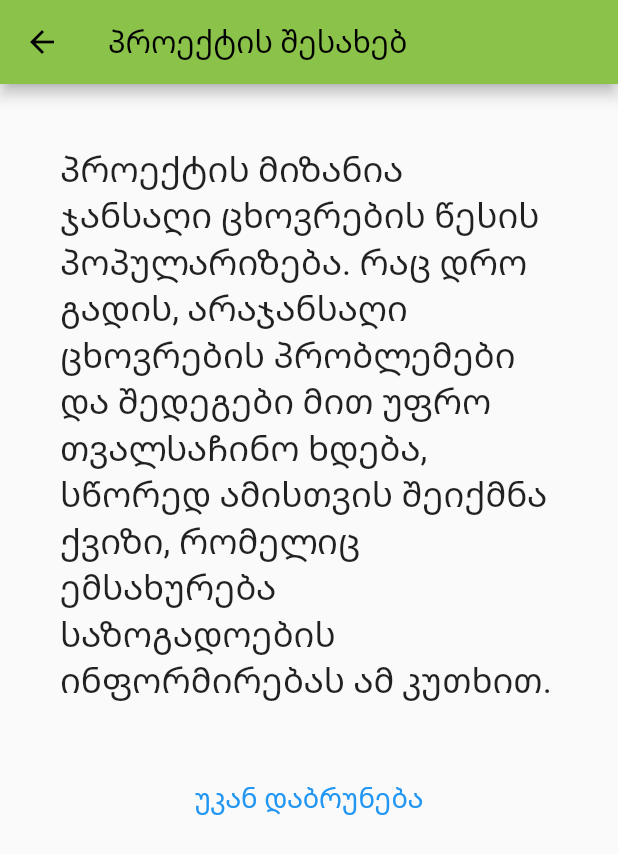
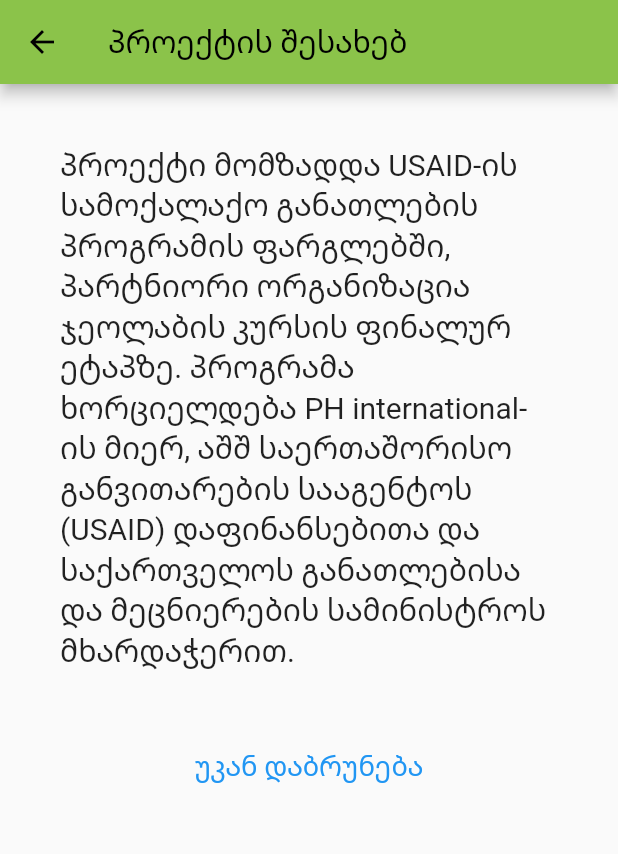
Before and after one commit to Sopiakitiashvili/healthy_lifestyle, a Flutter app: the OtherPage1 screen opened directly, on a phone screen of 412 x 824 dp. Shown: the top 854 px of the screen. Run offline on Flutter 3.47's test engine with Material 2 defaults, Android fonts, the phone set to English and light mode, and no system bars.

Commit message:
final project

```diff
--- a/lib/pages/otherPage1.dart
+++ b/lib/pages/otherPage1.dart
@@ -13,9 +13,9 @@ class OtherPage1 extends StatelessWidget {
             child:  Container(
               margin: const EdgeInsets.all(20),
               padding: const  EdgeInsets.all(20),
-              child: const Text("პროექტის მიზანია ჯანსაღი ცხოვრების წესის პოპულარიზება. რაც დრო გადის, არაჯანსაღი ცხოვრების პრობლემები და შედეგები მით უფრო თვალსაჩინო ხდება, სწორედ ამისთვის შეიქმნა ქვიზი, რომელიც ემსახურება საზოგადოების ინფორმირებას ამ კუთხით.   ",
+              child: const Text("პროექტი მომზადდა USAID-ის სამოქალაქო განათლების პროგრამის ფარგლებში, პარტნიორი ორგანიზაცია ჯეოლაბის კურსის ფინალურ ეტაპზე. პროგრამა ხორციელდება PH international-ის მიერ, აშშ საერთაშორისო განვითარების სააგენტოს (USAID) დაფინანსებითა და საქართველოს განათლებისა და მეცნიერების სამინისტროს მხარდაჭერით. ",
                 style: TextStyle(
-               fontSize: 23,
+               fontSize: 20,
                color: Colors.black87,
               ),
               ),
```
